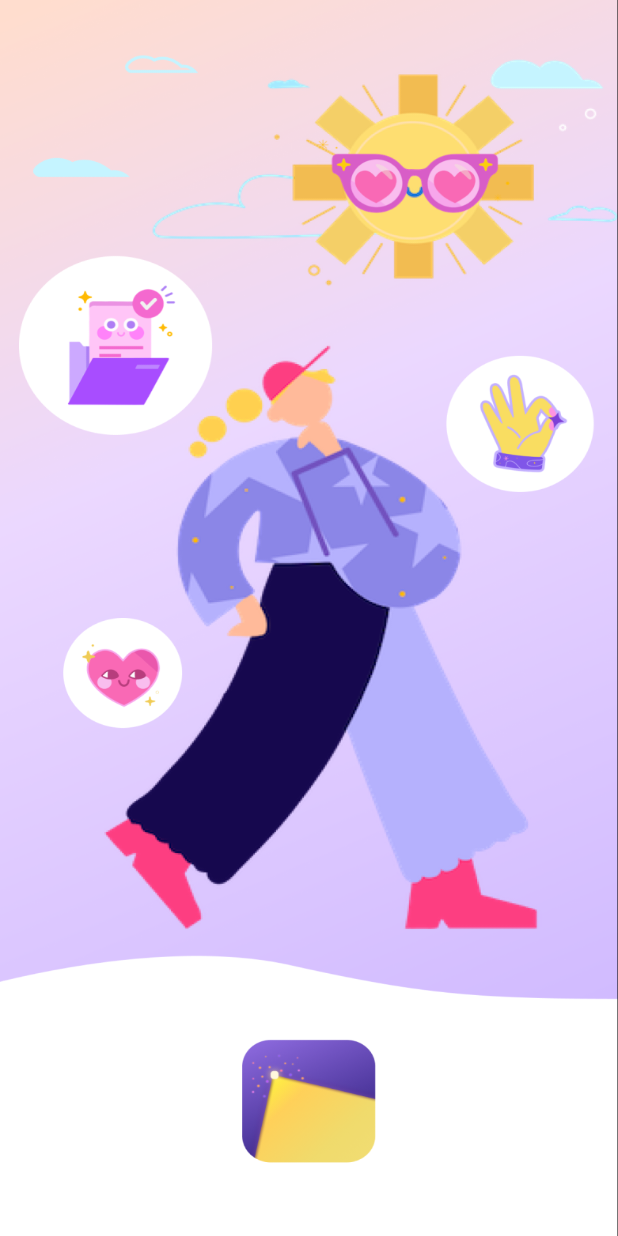
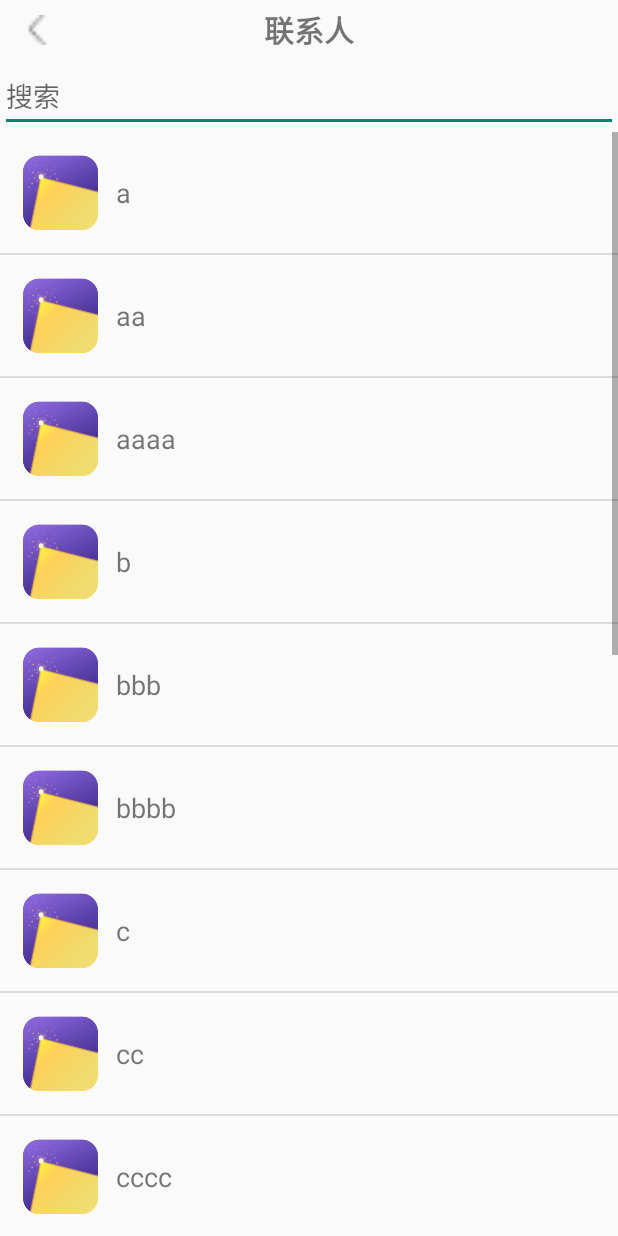
Before and after one commit to GeorgeRest/MemoShareApp, an Android app: the first screen one second after launch (SplashActivity before the commit, ContactListActivity after it), on a phone screen of 412 x 824 dp. Run offline under Robolectric (Android 15) with nearby library versions, the phone set to English and light mode, and no system bars; libraries missing offline, so code that uses them is left out: es.dmoral.toasty, org.litepal; 2 statements that could not run were skipped.

Commit message:
联系人1.1

```diff
--- a/app/src/main/AndroidManifest.xml
+++ b/app/src/main/AndroidManifest.xml
@@ -2,7 +2,9 @@
 <manifest xmlns:android="http://schemas.android.com/apk/res/android"
     xmlns:tools="http://schemas.android.com/tools"
     package="com.george.memoshareapp">
-<uses-permission android:name="android.permission.SEND_SMS"/>
+
+    <uses-permission android:name="android.permission.SEND_SMS" />
+
     <application
         android:name=".application.MyApplication"
         android:allowBackup="true"
@@ -15,14 +17,8 @@
         android:theme="@style/Theme.MemoShareApp"
         tools:targetApi="31">
         <activity
-            android:name=".activities.RetrievePasswordActivity"
+            android:name=".activities.ContactListActivity"
             android:exported="true" >
-
-        </activity>
-        <activity
-            android:name=".activities.SplashActivity"
-            android:exported="true"
-            android:theme="@style/Splash">
             <intent-filter>
                 <action android:name="android.intent.action.MAIN" />
 
@@ -30,16 +26,23 @@
             </intent-filter>
         </activity>
         <activity
-            android:name=".activities.RegisterActivity"
-            android:exported="true">
+            android:name=".activities.RetrievePasswordActivity"
+            android:exported="true"></activity>
+        <activity
+            android:name=".activities.SplashActivity"
+            android:exported="true"
+            android:theme="@style/Splash">
 
         </activity>
         <activity
+            android:name=".activities.RegisterActivity"
+            android:exported="true"></activity>
+        <activity
             android:name=".activities.MainActivity"
-            android:exported="true">
-        </activity>
-        <activity android:name=".activities.LoginActivity"
-            android:exported="true"/>
+            android:exported="true"></activity>
+        <activity
+            android:name=".activities.LoginActivity"
+            android:exported="true" />
     </application>
 
 </manifest>
--- /dev/null
+++ b/app/src/main/java/com/george/memoshareapp/activities/ContactListActivity.java
@@ -0,0 +1,61 @@
+package com.george.memoshareapp.activities;
+
+import androidx.appcompat.app.AppCompatActivity;
+
+import android.os.Bundle;
+import android.view.View;
+import android.widget.ListView;
+
+import com.george.memoshareapp.R;
+import com.george.memoshareapp.adapters.ContactListAdapter;
+import com.george.memoshareapp.beans.ContactInfo;
+
+import java.util.ArrayList;
+import java.util.List;
+
+public class ContactListActivity extends AppCompatActivity {
+
+    private List<ContactInfo> contacts = new ArrayList<>();
+    private ListView lv_contact_list;
+    private ContactListAdapter contactListAdapter;
+
+
+    @Override
+    protected void onCreate(Bundle savedInstanceState) {
+        super.onCreate(savedInstanceState);
+        setContentView(R.layout.activity_contact_list);
+        lv_contact_list = (ListView) findViewById(R.id.lv_contact_list);
+        contactListAdapter = new ContactListAdapter(this,contacts);
+        lv_contact_list.setAdapter(contactListAdapter);
+        initDate();
+    }
+
+    private void initDate(){
+        contacts.add(new ContactInfo("a",R.mipmap.app_icon));
+        contacts.add(new ContactInfo("aa",R.mipmap.app_icon));
+        contacts.add(new ContactInfo("aaaa",R.mipmap.app_icon));
+        contacts.add(new ContactInfo("b",R.mipmap.app_icon));
+        contacts.add(new ContactInfo("bbb",R.mipmap.app_icon));
+        contacts.add(new ContactInfo("bbbb",R.mipmap.app_icon));
+        contacts.add(new ContactInfo("c",R.mipmap.app_icon));
+        contacts.add(new ContactInfo("cc",R.mipmap.app_icon));
+        contacts.add(new ContactInfo("cccc",R.mipmap.app_icon));
+        contacts.add(new ContactInfo("d",R.mipmap.app_icon));
+        contacts.add(new ContactInfo("dd",R.mipmap.app_icon));
+        contacts.add(new ContactInfo("ee",R.mipmap.app_icon));
+        contacts.add(new ContactInfo("eeee",R.mipmap.app_icon));
+        contacts.add(new ContactInfo("eeee",R.mipmap.app_icon));
+        contacts.add(new ContactInfo("ff",R.mipmap.app_icon));
+        contacts.add(new ContactInfo("fffff",R.mipmap.app_icon));
+        contacts.add(new ContactInfo("ffff",R.mipmap.app_icon));
+        contacts.add(new ContactInfo("g",R.mipmap.app_icon));
+        contacts.add(new ContactInfo("ggg",R.mipmap.app_icon));
+
+
+    }
+    public void onClick(View view) {
+        finish();
+    }
+
+
+}
--- a/app/src/main/java/com/george/memoshareapp/activities/RetrievePasswordActivity.java
+++ b/app/src/main/java/com/george/memoshareapp/activities/RetrievePasswordActivity.java
@@ -29,7 +29,7 @@ public class RetrievePasswordActivity extends AppCompatActivity implements View.
     private TextView code;
     private String codePhone;
     private final long COUNTDOWN_TIME=60000;
-    private boolean isClicked = false;  //
+    private boolean isClicked = false;
     private String codeReal;
 
     @Override
--- /dev/null
+++ b/app/src/main/java/com/george/memoshareapp/adapters/ContactListAdapter.java
@@ -0,0 +1,62 @@
+package com.george.memoshareapp.adapters;
+
+import android.content.Context;
+import android.view.View;
+import android.view.ViewGroup;
+import android.widget.BaseAdapter;
+import android.widget.ImageView;
+import android.widget.TextView;
+
+import com.george.memoshareapp.R;
+import com.george.memoshareapp.beans.ContactInfo;
+
+import java.util.List;
+
+public class ContactListAdapter extends BaseAdapter {
+
+    private Context context;
+    private List<ContactInfo> contactList;
+
+    public ContactListAdapter(Context context, List<ContactInfo> contactList) {
+        this.context = context;
+        this.contactList = contactList;
+    }
+
+    @Override
+    public int getCount() {
+        return contactList.size();
+    }
+
+    @Override
+    public Object getItem(int position) {
+        return contactList.get(position);
+    }
+
+    @Override
+    public long getItemId(int position) {
+        return position;
+    }
+
+    @Override
+    public View getView(int position, View convertView, ViewGroup parent) {
+        ViewHolder holder;
+        if(convertView == null){
+            convertView = View.inflate(context, R.layout.contact_list_item,null);
+            holder = new ViewHolder();
+            holder.iv_photo = convertView.findViewById(R.id.iv_photo);
+            holder.tv_name = convertView.findViewById(R.id.tv_name);
+            convertView.setTag(holder);
+        }else{
+            holder = (ViewHolder) convertView.getTag();
+        }
+        // 图片绑定 假数据
+        holder.iv_photo.setImageResource(this.contactList.get(position).getPicture());
+        holder.tv_name.setText(this.contactList.get(position).getName());
+        return convertView;
+    }
+
+    private static class ViewHolder{
+        ImageView iv_photo;
+        TextView tv_name;
+    }
+}
--- /dev/null
+++ b/app/src/main/java/com/george/memoshareapp/beans/ContactInfo.java
@@ -0,0 +1,30 @@
+package com.george.memoshareapp.beans;
+
+public class ContactInfo {
+    private String name;
+    private int picture;
+
+    public ContactInfo(){
+
+    }
+    public ContactInfo(String name, int picture){
+        this.name = name;
+        this.picture = picture;
+    }
+
+    public String getName() {
+        return name;
+    }
+
+    public void setName(String name) {
+        this.name = name;
+    }
+
+    public int getPicture() {
+        return picture;
+    }
+
+    public void setPicture(int picture) {
+        this.picture = picture;
+    }
+}
--- /dev/null
+++ b/app/src/main/res/layout/activity_contact_list.xml
@@ -0,0 +1,50 @@
+<?xml version="1.0" encoding="utf-8"?>
+<LinearLayout xmlns:android="http://schemas.android.com/apk/res/android"
+    xmlns:tools="http://schemas.android.com/tools"
+    android:layout_width="match_parent"
+    android:layout_height="match_parent"
+    tools:context=".activities.ContactListActivity"
+    android:orientation="vertical">
+
+
+    <RelativeLayout
+        android:layout_width="match_parent"
+        android:layout_height="40dp"
+        android:paddingLeft="10dp"
+        android:paddingRight="10dp">
+
+        <ImageView
+            android:id="@+id/iv_back"
+            android:layout_width="30dp"
+            android:layout_height="20dp"
+            android:layout_centerVertical="true"
+            android:layout_gravity="center"
+            android:onClick="onClick"
+            android:src="@mipmap/back_register" />
+
+        <TextView
+            android:id="@+id/tv_title"
+            android:layout_width="wrap_content"
+            android:layout_height="wrap_content"
+            android:layout_centerHorizontal="true"
+            android:layout_centerVertical="true"
+            android:maxWidth="200dp"
+            android:text="联系人"
+            android:textSize="20dp"
+            android:textStyle="bold" />
+
+    </RelativeLayout>
+
+    <EditText
+        android:layout_width="match_parent"
+        android:layout_height="wrap_content"
+        android:hint="搜索"/>
+
+    <ListView
+        android:id="@+id/lv_contact_list"
+        android:layout_width="match_parent"
+        android:layout_height="match_parent"/>
+
+
+
+</LinearLayout>
--- /dev/null
+++ b/app/src/main/res/layout/contact_list_item.xml
@@ -0,0 +1,23 @@
+<?xml version="1.0" encoding="utf-8"?>
+<LinearLayout xmlns:android="http://schemas.android.com/apk/res/android"
+    android:orientation="horizontal"
+    android:layout_width="match_parent"
+    android:layout_height="match_parent"
+    android:padding="15dp"
+    android:gravity="center_vertical">
+
+    <ImageView
+        android:id="@+id/iv_photo"
+        android:layout_width="50dp"
+        android:layout_height="50dp"
+        android:src="@color/common_google_signin_btn_text_light_disabled"/>
+
+    <TextView
+        android:id="@+id/tv_name"
+        android:layout_width="wrap_content"
+        android:layout_height="wrap_content"
+        android:layout_marginLeft="12dp"
+        android:textSize="18sp"
+        android:text="name"/>
+
+</LinearLayout>
```
